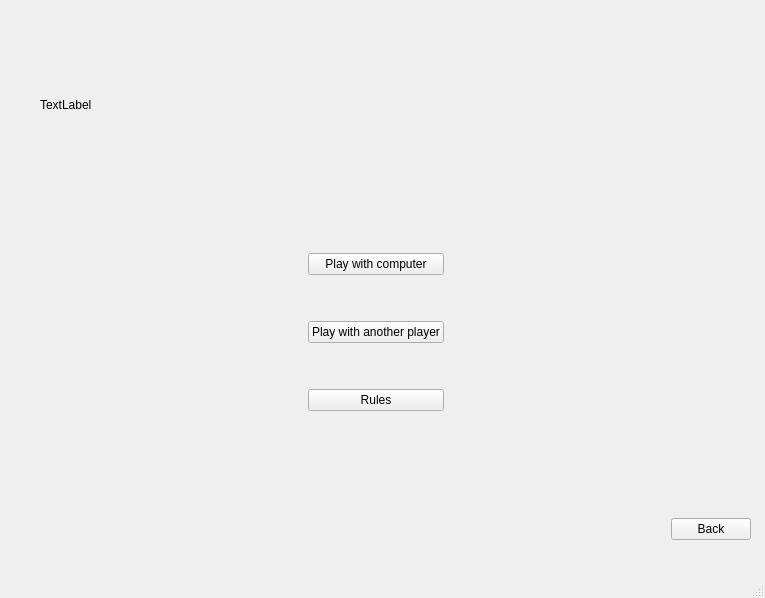
ololo534/Rock_Paper_Scissor, file pregamechoiseandrules.ui: the form before one commit.
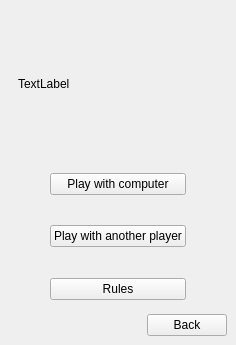
The form after the commit.

What changed in the file:
```diff
--- a/pregamechoiseandrules.ui
+++ b/pregamechoiseandrules.ui
@@ -6,23 +6,67 @@
    <rect>
     <x>0</x>
     <y>0</y>
-    <width>765</width>
-    <height>598</height>
+    <width>236</width>
+    <height>345</height>
    </rect>
   </property>
+  <property name="minimumSize">
+   <size>
+    <width>236</width>
+    <height>345</height>
+   </size>
+  </property>
+  <property name="maximumSize">
+   <size>
+    <width>236</width>
+    <height>345</height>
+   </size>
+  </property>
   <property name="windowTitle">
    <string>MainWindow</string>
   </property>
   <widget class="QWidget" name="centralwidget">
-   <widget class="QWidget" name="verticalLayoutWidget_2">
-    <property name="geometry">
-     <rect>
-      <x>0</x>
-      <y>201</y>
-      <width>751</width>
-      <height>261</height>
-     </rect>
-    </property>
+   <layout class="QGridLayout" name="gridLayout">
+    <item row="0" column="0">
+     <spacer name="horizontalSpacer_4">
+      <property name="orientation">
+       <enum>Qt::Horizontal</enum>
+      </property>
+      <property name="sizeHint" stdset="0">
+       <size>
+        <width>0</width>
+        <height>20</height>
+       </size>
+      </property>
+     </spacer>
+    </item>
+    <item row="0" column="1">
+     <widget class="QLabel" name="lbMovie">
+      <property name="minimumSize">
+       <size>
+        <width>200</width>
+        <height>150</height>
+       </size>
+      </property>
+      <property name="text">
+       <string>TextLabel</string>
+      </property>
+     </widget>
+    </item>
+    <item row="0" column="2">
+     <spacer name="horizontalSpacer_5">
+      <property name="orientation">
+       <enum>Qt::Horizontal</enum>
+      </property>
+      <property name="sizeHint" stdset="0">
+       <size>
+        <width>0</width>
+        <height>20</height>
+       </size>
+      </property>
+     </spacer>
+    </item>
+    <item row="1" column="0" colspan="3">
     <layout class="QVBoxLayout" name="verticalLayout_2">
      <item>
       <spacer name="verticalSpacer_3">
@@ -132,16 +176,8 @@
       </spacer>
      </item>
     </layout>
-   </widget>
-   <widget class="QWidget" name="horizontalLayoutWidget_2">
-    <property name="geometry">
-     <rect>
-      <x>0</x>
-      <y>460</y>
-      <width>751</width>
-      <height>80</height>
-     </rect>
-    </property>
+    </item>
+    <item row="2" column="0" colspan="3">
     <layout class="QHBoxLayout" name="horizontalLayout_2">
      <item>
       <spacer name="horizontalSpacer_3">
@@ -181,32 +217,9 @@
       </layout>
      </item>
     </layout>
-   </widget>
-   <widget class="QLabel" name="lbMovie">
-    <property name="geometry">
-     <rect>
-      <x>40</x>
-      <y>19</y>
-      <width>701</width>
-      <height>171</height>
-     </rect>
-    </property>
-    <property name="text">
-     <string>TextLabel</string>
-    </property>
-   </widget>
-  </widget>
-  <widget class="QMenuBar" name="menubar">
-   <property name="geometry">
-    <rect>
-     <x>0</x>
-     <y>0</y>
-     <width>765</width>
-     <height>26</height>
-    </rect>
-   </property>
-  </widget>
-  <widget class="QStatusBar" name="statusbar"/>
+    </item>
+   </layout>
+  </widget>
  </widget>
  <resources/>
  <connections/>
```
Lines whose indentation alone changed are shown as unchanged.
